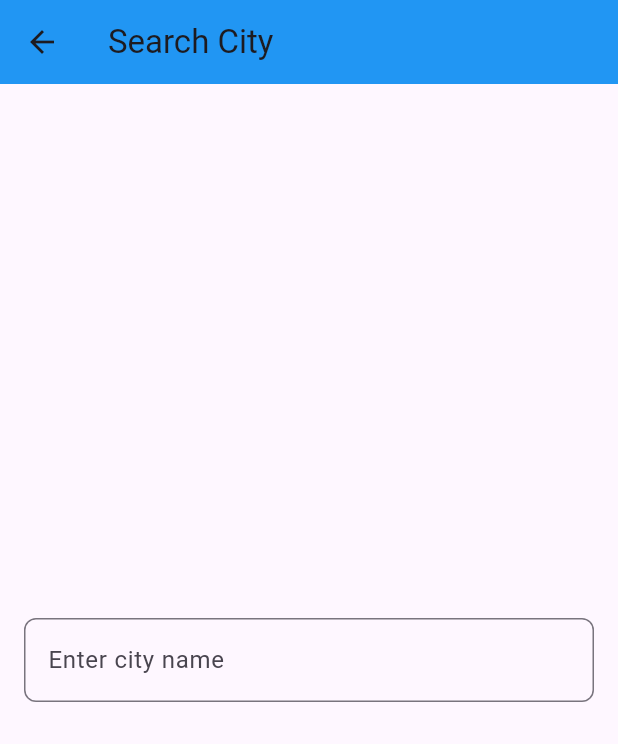
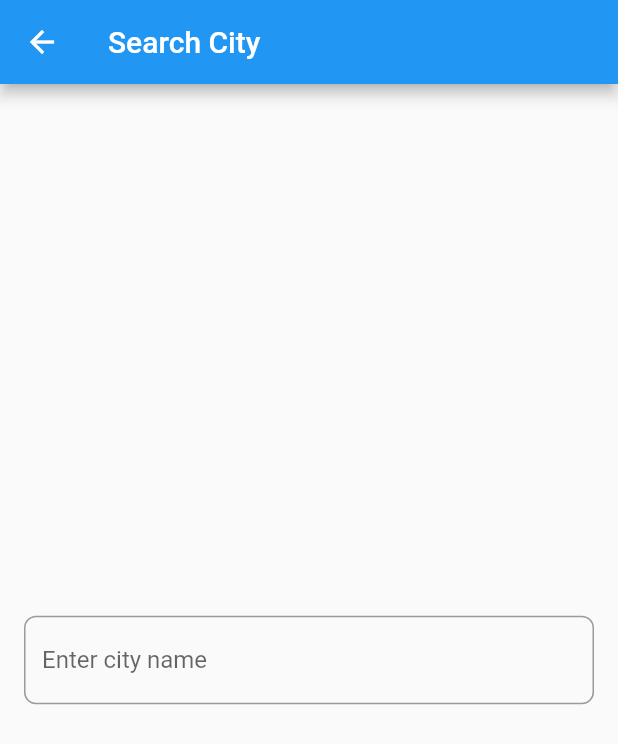
Before and after one commit to HamzaAlwajeeh/Weathe-App, a Flutter app: the screen it shows after launch, after a tap on the "search" icon, on a phone screen of 412 x 824 dp. Shown: the top 744 px of the screen. Run offline on Flutter 3.47's test engine with Material 3 defaults, Android fonts, the phone set to English and light mode, and no system bars; our stand-ins replace bloc, dio, flutter_bloc.

Commit message:
change the theme using weather information

```diff
--- a/lib/cubits/get_weather_cubit/get_weather_cubit_cubit.dart
+++ b/lib/cubits/get_weather_cubit/get_weather_cubit_cubit.dart
@@ -6,12 +6,12 @@ import 'package:weather_app/services/weather_service.dart';
 
 class GetWeatherCubitCubit extends Cubit<WeatherState> {
   GetWeatherCubitCubit() : super(WeatherInitialState());
-  late WeatherModel weatherModel;
+  WeatherModel? weatherModel;
   getWeather({required String cityName}) async {
     try {
       weatherModel = await WeatherService(dio: Dio())
           .getCurrentWeather(cityName: cityName);
-      emit(WeatherLoadedState(weatherModel: weatherModel));
+      emit(WeatherLoadedState(weatherModel: weatherModel!));
     } catch (e) {
       emit(WeatherFailureState(errorMessage: e.toString()));
     }
--- a/lib/main.dart
+++ b/lib/main.dart
@@ -1,6 +1,7 @@
 import 'package:flutter/material.dart';
 import 'package:flutter_bloc/flutter_bloc.dart';
 import 'package:weather_app/cubits/get_weather_cubit/get_weather_cubit_cubit.dart';
+import 'package:weather_app/cubits/get_weather_cubit/get_weather_cubit_state.dart';
 import 'package:weather_app/views/home_view.dart';
 
 void main() {
@@ -14,15 +15,27 @@ class WeatherApp extends StatelessWidget {
   Widget build(BuildContext context) {
     return BlocProvider(
       create: (context) => GetWeatherCubitCubit(),
-      child: const MaterialApp(
-        debugShowCheckedModeBanner: false,
-        home: HomeView(),
+      child: BlocBuilder<GetWeatherCubitCubit, WeatherState>(
+        builder: (context, state) {
+          return MaterialApp(
+            theme: ThemeData(
+              useMaterial3: false,
+              primarySwatch: getThemeColor(
+                BlocProvider.of<GetWeatherCubitCubit>(context)
+                    .weatherModel
+                    ?.condition,
+              ),
+            ),
+            debugShowCheckedModeBanner: false,
+            home: const HomeView(),
+          );
+        },
       ),
     );
   }
 }
 
-//sterps of bloc:
+//steps of bloc:
 //[1] Create states
 //[2] Craete cubit
 //[3] Create functions in cubit
@@ -30,9 +43,11 @@ class WeatherApp extends StatelessWidget {
 //[5] Integrate cubit
 //[6] Trigger cubit
 
-Color getThemeColor({required String condition}) {
+MaterialColor getThemeColor(String? condition) {
+  if (condition == null) {
+    return Colors.blue;
+  }
   condition = condition.toLowerCase();
-
   switch (condition) {
     case 'sunny':
     case 'clear':
@@ -78,20 +93,20 @@ Color getThemeColor({required String condition}) {
     case 'moderate or heavy snow showers':
     case 'patchy light snow with thunder':
     case 'moderate or heavy snow with thunder':
-      return Colors.white;
+      return Colors.indigo;
 
     case 'patchy light drizzle':
     case 'light drizzle':
     case 'freezing drizzle':
     case 'heavy freezing drizzle':
     case 'patchy freezing drizzle possible':
-      return Colors.lightBlueAccent;
+      return Colors.lightBlue;
 
     case 'light sleet':
     case 'moderate or heavy sleet':
     case 'light sleet showers':
     case 'moderate or heavy sleet showers':
-      return Colors.indigo;
+      return Colors.deepPurple;
 
     case 'ice pellets':
     case 'light showers of ice pellets':
@@ -99,7 +114,7 @@ Color getThemeColor({required String condition}) {
       return Colors.cyan;
 
     case 'thundery outbreaks possible':
-      return Colors.deepPurple;
+      return Colors.deepOrange;
 
     default:
       return Colors.teal;
--- a/lib/views/home_view.dart
+++ b/lib/views/home_view.dart
@@ -12,9 +12,12 @@ class HomeView extends StatelessWidget {
   @override
   Widget build(BuildContext context) {
     return Scaffold(
+      floatingActionButton: FloatingActionButton(
+        onPressed: () {},
+        child: const Icon(Icons.add),
+      ),
       appBar: AppBar(
         title: const Text('Weather App'),
-        backgroundColor: Colors.blue,
         actions: [
           IconButton(
             icon: const Icon(Icons.search),
--- a/lib/views/search_view.dart
+++ b/lib/views/search_view.dart
@@ -10,7 +10,6 @@ class SearchView extends StatelessWidget {
     return Scaffold(
       appBar: AppBar(
         title: const Text('Search City'),
-        backgroundColor: Colors.blue,
       ),
       body: Padding(
         padding: const EdgeInsets.all(16.0),
```
